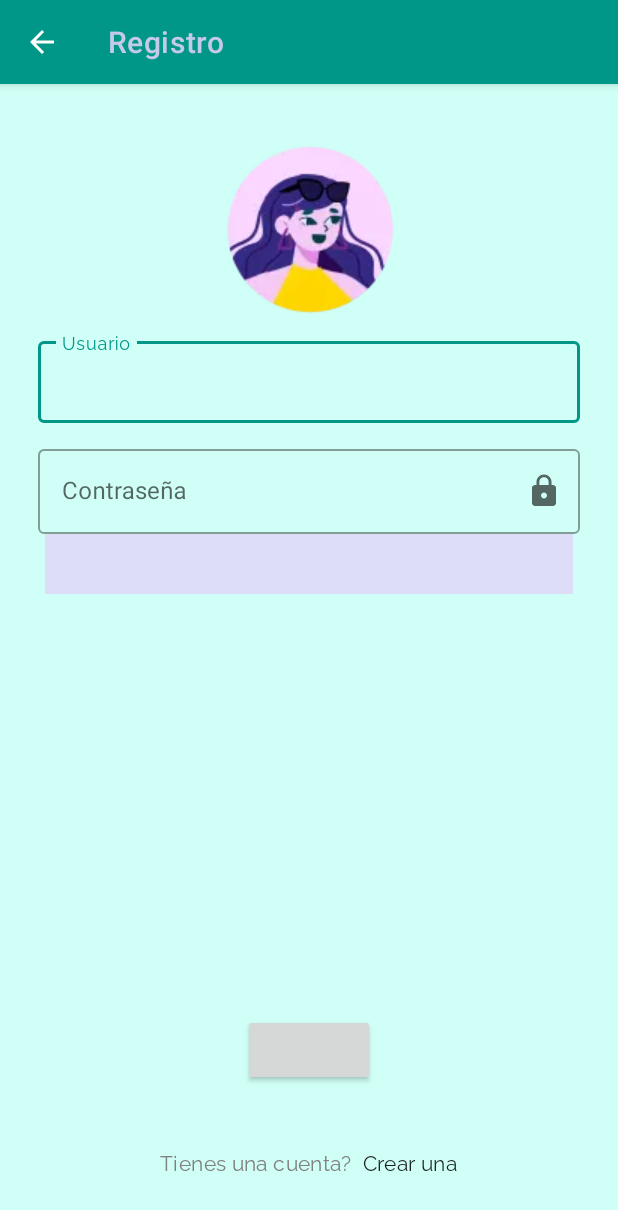
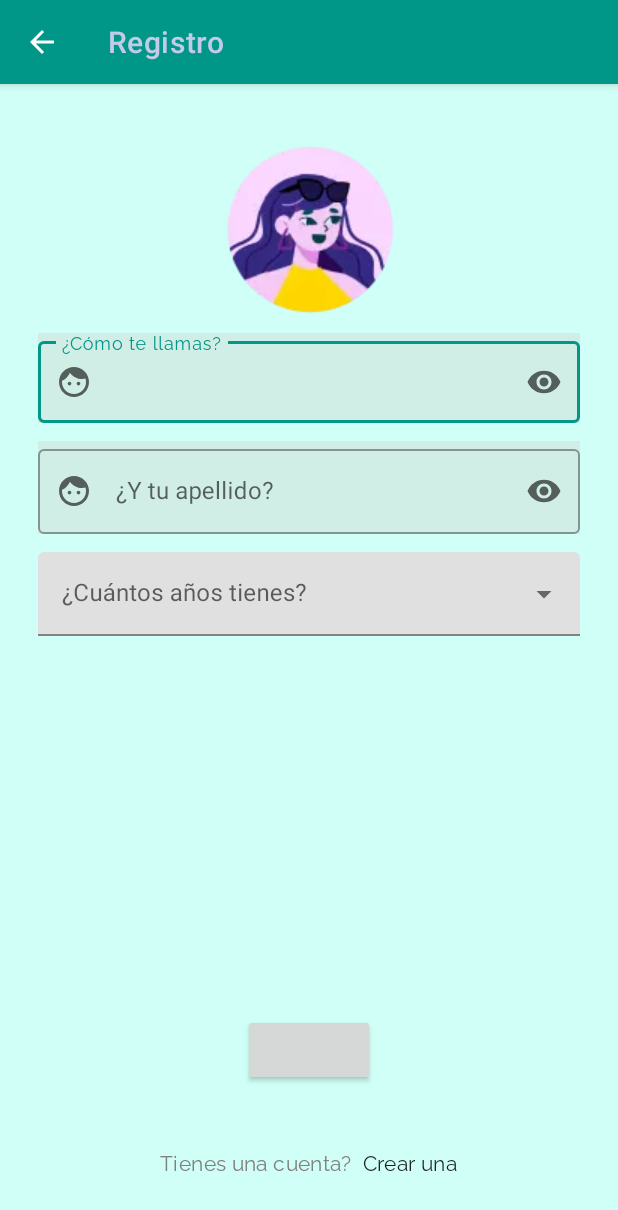
Before and after one commit to DiegoDonoso000/Travelling, an Android app: the NewAccountActivity screen opened directly, with no data from a screen before it, on a phone screen of 412 x 824 dp. Shown: the top 1210 px of the screen. Run offline under Robolectric (Android 15) with nearby library versions, the phone set to English and light mode, and no system bars.

Commit message:
updates actividad registro

```diff
--- a/app/src/main/java/es/travelWorld/travelling/NewAccountActivity.java
+++ b/app/src/main/java/es/travelWorld/travelling/NewAccountActivity.java
@@ -4,6 +4,8 @@ import androidx.appcompat.app.AppCompatActivity;
 
 import android.os.Bundle;
 import android.view.Window;
+import android.widget.ArrayAdapter;
+import android.widget.AutoCompleteTextView;
 
 import es.travelWorld.travelling.databinding.ActivityNewAccountBinding;
 
@@ -17,6 +19,18 @@ public class NewAccountActivity extends AppCompatActivity {
         Window window = this.getWindow();
         window.setStatusBarColor(this.getColor(R.color.background_new_account));
         setContentView(bindingActivity.getRoot());
+        setValues();
+    }
 
+    private void setValues() {
+        // Get a reference to the AutoCompleteTextView in the layout
+        AutoCompleteTextView textView = (AutoCompleteTextView) bindingActivity.ageGroups;
+        // Get the string array
+        String[] ageGroups = getResources().getStringArray(R.array.age_groups_array);
+        // Create the adapter and set it to the AutoCompleteTextView
+        ArrayAdapter<String> adapter =
+                new ArrayAdapter<String>(this, android.R.layout.simple_list_item_1, ageGroups);
+        textView.setAdapter(adapter);
     }
+
 }
--- /dev/null
+++ b/app/src/main/res/drawable/ic_eye.xml
@@ -0,0 +1,5 @@
+<vector android:height="24dp" android:tint="#000000"
+    android:viewportHeight="24" android:viewportWidth="24"
+    android:width="24dp" xmlns:android="http://schemas.android.com/apk/res/android">
+    <path android:fillColor="@android:color/white" android:pathData="M12,4.5C7,4.5 2.73,7.61 1,12c1.73,4.39 6,7.5 11,7.5s9.27,-3.11 11,-7.5c-1.73,-4.39 -6,-7.5 -11,-7.5zM12,17c-2.76,0 -5,-2.24 -5,-5s2.24,-5 5,-5 5,2.24 5,5 -2.24,5 -5,5zM12,9c-1.66,0 -3,1.34 -3,3s1.34,3 3,3 3,-1.34 3,-3 -1.34,-3 -3,-3z"/>
+</vector>
--- /dev/null
+++ b/app/src/main/res/drawable/ic_face.xml
@@ -0,0 +1,5 @@
+<vector android:height="24dp" android:tint="#000000"
+    android:viewportHeight="24" android:viewportWidth="24"
+    android:width="24dp" xmlns:android="http://schemas.android.com/apk/res/android">
+    <path android:fillColor="@android:color/white" android:pathData="M9,11.75c-0.69,0 -1.25,0.56 -1.25,1.25s0.56,1.25 1.25,1.25 1.25,-0.56 1.25,-1.25 -0.56,-1.25 -1.25,-1.25zM15,11.75c-0.69,0 -1.25,0.56 -1.25,1.25s0.56,1.25 1.25,1.25 1.25,-0.56 1.25,-1.25 -0.56,-1.25 -1.25,-1.25zM12,2C6.48,2 2,6.48 2,12s4.48,10 10,10 10,-4.48 10,-10S17.52,2 12,2zM12,20c-4.41,0 -8,-3.59 -8,-8 0,-0.29 0.02,-0.58 0.05,-0.86 2.36,-1.05 4.23,-2.98 5.21,-5.37C11.07,8.33 14.05,10 17.42,10c0.78,0 1.53,-0.09 2.25,-0.26 0.21,0.71 0.33,1.47 0.33,2.26 0,4.41 -3.59,8 -8,8z"/>
+</vector>
--- a/app/src/main/res/layout/activity_new_account.xml
+++ b/app/src/main/res/layout/activity_new_account.xml
@@ -41,16 +41,19 @@
     </androidx.appcompat.widget.AppCompatImageView>
 
     <com.google.android.material.textfield.TextInputLayout
-        android:id="@+id/first_name"
+        android:id="@+id/account_first_name"
         style="@style/Widget.MaterialComponents.TextInputLayout.OutlinedBox"
         android:layout_width="match_parent"
         android:layout_height="wrap_content"
+        android:background="@color/input_new_account"
         android:layout_marginHorizontal="@dimen/horizontal_margin_login_input"
         android:layout_marginTop="@dimen/top_margin_login_input"
-        android:hint="@string/login_usuari_hint"
+        android:hint="@string/account_name_hint"
+        app:startIconDrawable="@drawable/ic_face"
+        app:endIconDrawable="@drawable/ic_eye"
+        app:endIconMode="custom"
         app:layout_constraintStart_toStartOf="parent"
         app:layout_constraintTop_toBottomOf="@+id/user_picture">
-
         <com.google.android.material.textfield.TextInputEditText
             android:layout_width="match_parent"
             android:layout_height="wrap_content"
@@ -58,36 +61,43 @@
     </com.google.android.material.textfield.TextInputLayout>
 
     <com.google.android.material.textfield.TextInputLayout
-        android:id="@+id/second_name"
+        android:id="@+id/account_surname"
         style="@style/Widget.MaterialComponents.TextInputLayout.OutlinedBox"
         android:layout_width="match_parent"
         android:layout_height="wrap_content"
         android:layout_marginHorizontal="@dimen/horizontal_margin_login_input"
         android:layout_marginTop="@dimen/top_margin_login_input"
-        android:hint="@string/login_password_hint"
-        app:endIconDrawable="@drawable/ic_baseline_lock_24"
+        android:background="@color/input_new_account"
+        android:hint="@string/account_surname_hint"
+        app:startIconDrawable="@drawable/ic_face"
+        app:endIconDrawable="@drawable/ic_eye"
         app:endIconMode="custom"
         app:layout_constraintStart_toStartOf="parent"
-        app:layout_constraintTop_toBottomOf="@+id/first_name">
+        app:layout_constraintTop_toBottomOf="@+id/account_first_name">
 
-        <com.google.android.material.textfield.TextInputEditText
-            android:layout_width="match_parent"
-            android:layout_height="match_parent"
-            android:inputType="textPassword"></com.google.android.material.textfield.TextInputEditText>
+    <com.google.android.material.textfield.TextInputEditText
+        android:layout_width="match_parent"
+        android:layout_height="match_parent"
+        android:inputType="textPassword">
+    </com.google.android.material.textfield.TextInputEditText>
     </com.google.android.material.textfield.TextInputLayout>
 
-    <androidx.appcompat.widget.AppCompatSpinner
-        android:id="@+id/age_spinner"
-        style="@style/Widget.AppCompat.DropDownItem.Spinner"
+    <com.google.android.material.textfield.TextInputLayout
+        style="@style/Widget.MaterialComponents.TextInputLayout.FilledBox.ExposedDropdownMenu"
+        android:id="@+id/age_groups_layout"
         android:layout_width="match_parent"
-        android:layout_height="40dp"
-        android:layout_marginHorizontal="30dp"
-        android:background="@color/amarillo_claro"
-        android:backgroundTint="@color/lavanda1"
-        android:backgroundTintMode="src_in"
-        android:paddingHorizontal="0dp"
+        android:layout_height="wrap_content"
+        android:hint="@string/account_age_hint"
+        android:layout_marginHorizontal="@dimen/horizontal_margin_login_input"
+        android:layout_marginTop="@dimen/top_margin_login_input"
         app:layout_constraintStart_toStartOf="parent"
-        app:layout_constraintTop_toBottomOf="@id/second_name"></androidx.appcompat.widget.AppCompatSpinner>
+        app:layout_constraintTop_toBottomOf="@+id/account_surname">
+        <AutoCompleteTextView
+            android:id="@+id/age_groups"
+            android:layout_width="fill_parent"
+            android:layout_height="wrap_content"
+            ></AutoCompleteTextView>
+    </com.google.android.material.textfield.TextInputLayout>
 
     <androidx.appcompat.widget.AppCompatButton
         android:id="@+id/age_button"
--- a/app/src/main/res/values/colors.xml
+++ b/app/src/main/res/values/colors.xml
@@ -15,12 +15,16 @@
     <color name="lavanda1">#DEDDF7</color>
     <color name="rosa">#FFDBF5</color>
     <color name="amarillo_claro">#FFF2AE</color>
+    <color name="verde_claro">#D1EEE6</color>
     <!--Travelling Background Colors-->
     <color name="status_bar_onboarding">@color/lavanda1</color>
     <color name="status_bar_home">@color/white</color>
     <color name="status_bar_login">@color/white</color>
     <color name="status_bar_main">@color/white</color>
     <color name="background_new_account">@color/agua</color>
+    <color name="input_new_account">@color/verde_claro</color>
+
+
 
     <!--Theme Colors-->
     <color name="primaryColor">#009688</color>
--- a/app/src/main/res/values/strings.xml
+++ b/app/src/main/res/values/strings.xml
@@ -1,4 +1,11 @@
 <resources>
+    <string-array name="age_groups_array">
+        <item>0-5</item>
+        <item>6-11</item>
+        <item>12-17</item>
+        <item>18-99</item>
+    </string-array>
+
     <string name="app_name">Travelling</string>
     <string name="onboard_titulo1">Tu App de Viajes</string>
     <string name="in_construction_text">funcionalidad en construcción</string>
@@ -23,4 +30,7 @@
     <string name="in_construction_text_handler">in construction</string>
     <string name="label_spinner_text">Seleccione destino</string>
     <string name="new_account_label">Registro</string>
+    <string name="account_name_hint">¿Cómo te llamas?</string>
+    <string name="account_surname_hint">¿Y tu apellido?</string>
+    <string name="account_age_hint">¿Cuántos años tienes?</string>
 </resources>
```
Also changed, not shown: app/src/main/java/es/travelWorld/travelling/MainActivity.java (+4 -13 lines), app/src/main/res/layout/activity_main.xml (+10 -10 lines), app/src/main/res/menu/main_activity_menu.xml (added, +23 -0 lines).
